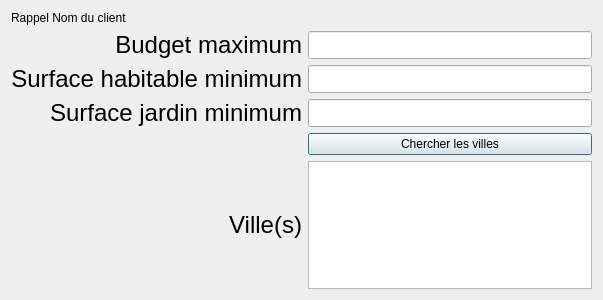
Old version of the form src/Qt/AgenceImmobiliere/dialogsouhait.ui in the repository Ovan33/Immobilier.
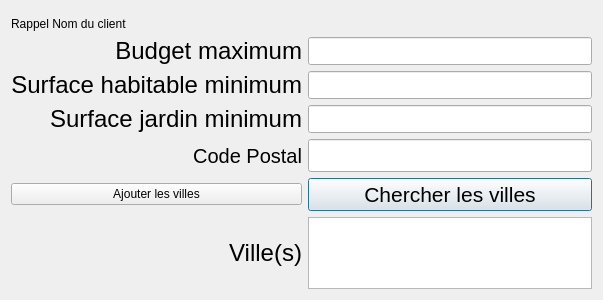
New version of the form.

Commit message: Amélioration interface (bouton Fermer)

Patch:
```diff
--- a/src/Qt/AgenceImmobiliere/dialogsouhait.ui
+++ b/src/Qt/AgenceImmobiliere/dialogsouhait.ui
@@ -13,7 +13,10 @@
   <property name="windowTitle">
    <string>Dialog</string>
   </property>
-  <layout class="QVBoxLayout" name="verticalLayout">
+  <layout class="QVBoxLayout" name="verticalLayout_2">
+   <item>
+    <widget class="QWidget" name="widget_barreMenu" native="true"/>
+   </item>
    <item>
     <widget class="QLabel" name="label_NomClient">
      <property name="text">
@@ -22,9 +25,15 @@
     </widget>
    </item>
    <item>
-    <layout class="QGridLayout" name="gridLayout">
-     <item row="0" column="0">
-      <widget class="QLabel" name="label_BudgetMax">
+    <layout class="QGridLayout" name="gridLayout_3">
+     <item row="1" column="0">
+      <widget class="QLabel" name="label_SurfHabMin">
+       <property name="sizePolicy">
+        <sizepolicy hsizetype="Minimum" vsizetype="Preferred">
+         <horstretch>0</horstretch>
+         <verstretch>0</verstretch>
+        </sizepolicy>
+       </property>
        <property name="font">
         <font>
          <family>Liberation Sans</family>
@@ -32,26 +41,60 @@
         </font>
        </property>
        <property name="text">
-        <string>Budget maximum</string>
+        <string>Surface habitable minimum</string>
        </property>
        <property name="alignment">
         <set>Qt::AlignRight|Qt::AlignTrailing|Qt::AlignVCenter</set>
        </property>
+       <property name="buddy">
+        <cstring>lineEdit_SurfHabMin</cstring>
+       </property>
       </widget>
      </item>
-     <item row="2" column="1">
-      <widget class="QLineEdit" name="lineEdit_SurJardMin">
+     <item row="5" column="0">
+      <widget class="QLabel" name="label_Ville_Souhait">
        <property name="sizePolicy">
-        <sizepolicy hsizetype="Maximum" vsizetype="Expanding">
-         <horstretch>3</horstretch>
-         <verstretch>1</verstretch>
+        <sizepolicy hsizetype="Minimum" vsizetype="Preferred">
+         <horstretch>1</horstretch>
+         <verstretch>0</verstretch>
         </sizepolicy>
        </property>
-       <property name="maximumSize">
-        <size>
-         <width>421</width>
-         <height>16777215</height>
-        </size>
+       <property name="font">
+        <font>
+         <family>Liberation Sans</family>
+         <pointsize>18</pointsize>
+        </font>
+       </property>
+       <property name="text">
+        <string>Ville(s)</string>
+       </property>
+       <property name="alignment">
+        <set>Qt::AlignRight|Qt::AlignTrailing|Qt::AlignVCenter</set>
+       </property>
+      </widget>
+     </item>
+     <item row="3" column="0">
+      <widget class="QLabel" name="label_CodePostal">
+       <property name="sizePolicy">
+        <sizepolicy hsizetype="Minimum" vsizetype="Preferred">
+         <horstretch>0</horstretch>
+         <verstretch>0</verstretch>
+        </sizepolicy>
+       </property>
+       <property name="font">
+        <font>
+         <family>Liberation Sans</family>
+         <pointsize>15</pointsize>
+        </font>
+       </property>
+       <property name="text">
+        <string>Code Postal</string>
+       </property>
+       <property name="alignment">
+        <set>Qt::AlignRight|Qt::AlignTrailing|Qt::AlignVCenter</set>
+       </property>
+       <property name="buddy">
+        <cstring>lineEdit_CodePostal</cstring>
        </property>
       </widget>
      </item>
@@ -87,53 +130,73 @@
        </property>
       </widget>
      </item>
-     <item row="4" column="1">
+     <item row="3" column="1">
+      <widget class="QLineEdit" name="lineEdit_CodePostal">
+       <property name="sizePolicy">
+        <sizepolicy hsizetype="Minimum" vsizetype="Fixed">
+         <horstretch>3</horstretch>
+         <verstretch>1</verstretch>
+        </sizepolicy>
+       </property>
+       <property name="maximumSize">
+        <size>
+         <width>421</width>
+         <height>16777215</height>
+        </size>
+       </property>
+       <property name="font">
+        <font>
+         <family>Liberation Sans</family>
+         <pointsize>16</pointsize>
+        </font>
+       </property>
+      </widget>
+     </item>
+     <item row="0" column="0">
+      <widget class="QLabel" name="label_BudgetMax">
+       <property name="font">
+        <font>
+         <family>Liberation Sans</family>
+         <pointsize>18</pointsize>
+        </font>
+       </property>
+       <property name="text">
+        <string>Budget maximum</string>
+       </property>
+       <property name="alignment">
+        <set>Qt::AlignRight|Qt::AlignTrailing|Qt::AlignVCenter</set>
+       </property>
+      </widget>
+     </item>
+     <item row="5" column="1">
       <widget class="QTextEdit" name="textEdit_Villes"/>
      </item>
-     <item row="4" column="0">
-      <widget class="QLabel" name="label_Ville_Souhait">
-       <property name="sizePolicy">
-        <sizepolicy hsizetype="Minimum" vsizetype="Preferred">
-         <horstretch>1</horstretch>
-         <verstretch>0</verstretch>
-        </sizepolicy>
-       </property>
+     <item row="4" column="1">
+      <widget class="QPushButton" name="button_ChercherVilles">
        <property name="font">
         <font>
          <family>Liberation Sans</family>
-         <pointsize>18</pointsize>
+         <pointsize>16</pointsize>
         </font>
        </property>
        <property name="text">
-        <string>Ville(s)</string>
-       </property>
-       <property name="alignment">
-        <set>Qt::AlignRight|Qt::AlignTrailing|Qt::AlignVCenter</set>
+        <string>Chercher les villes</string>
        </property>
       </widget>
      </item>
-     <item row="1" column="0">
-      <widget class="QLabel" name="label_SurfHabMin">
+     <item row="2" column="1">
+      <widget class="QLineEdit" name="lineEdit_SurJardMin">
        <property name="sizePolicy">
-        <sizepolicy hsizetype="Minimum" vsizetype="Preferred">
-         <horstretch>0</horstretch>
-         <verstretch>0</verstretch>
+        <sizepolicy hsizetype="Maximum" vsizetype="Expanding">
+         <horstretch>3</horstretch>
+         <verstretch>1</verstretch>
         </sizepolicy>
        </property>
-       <property name="font">
-        <font>
-         <family>Liberation Sans</family>
-         <pointsize>18</pointsize>
-        </font>
-       </property>
-       <property name="text">
-        <string>Surface habitable minimum</string>
-       </property>
-       <property name="alignment">
-        <set>Qt::AlignRight|Qt::AlignTrailing|Qt::AlignVCenter</set>
-       </property>
-       <property name="buddy">
-        <cstring>lineEdit_SurfHabMin</cstring>
+       <property name="maximumSize">
+        <size>
+         <width>421</width>
+         <height>16777215</height>
+        </size>
        </property>
       </widget>
      </item>
@@ -162,10 +225,10 @@
        </property>
       </widget>
      </item>
-     <item row="3" column="1">
-      <widget class="QPushButton" name="button_ChercherVilles_Souhait">
+     <item row="4" column="0">
+      <widget class="QPushButton" name="button_AjouterVilles_Souhait">
        <property name="text">
-        <string>Chercher les villes</string>
+        <string>Ajouter les villes</string>
        </property>
       </widget>
      </item>
```
The commit also changes 5 other files.
